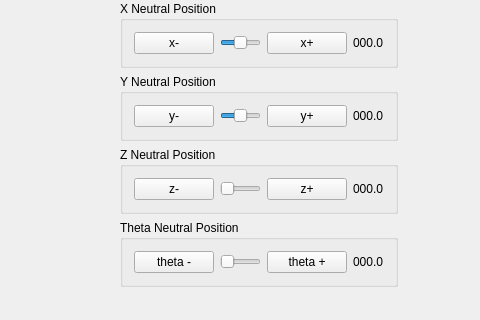
Before: the Qt Designer form QtWidgetsApplication1/qt_4dof.ui in sophiarw/qt_4dof_spherical, drawn with Qt 5; both pictures show x 95 to 575 and y 350 to 670 of the 708 by 670 pixel window.
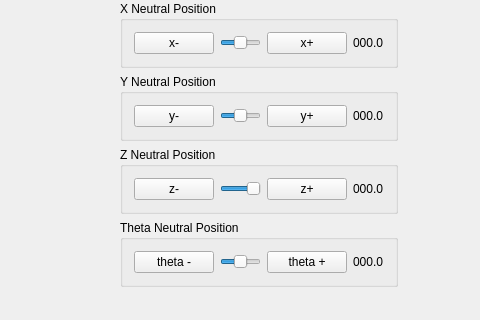
After: the same form once the commit is applied. Icons and pictures are not drawn.

What changed in the file:
```diff
--- a/QtWidgetsApplication1/qt_4dof.ui
+++ b/QtWidgetsApplication1/qt_4dof.ui
@@ -256,10 +256,10 @@
                <number>0</number>
               </property>
               <property name="maximum">
-               <number>100</number>
+               <number>1000</number>
               </property>
               <property name="value">
-               <number>0</number>
+               <number>1000</number>
               </property>
               <property name="orientation">
                <enum>Qt::Horizontal</enum>
@@ -306,7 +306,10 @@
                <number>0</number>
               </property>
               <property name="maximum">
-               <number>100</number>
+               <number>1000</number>
+              </property>
+              <property name="value">
+               <number>500</number>
               </property>
               <property name="orientation">
                <enum>Qt::Horizontal</enum>
```
Left out of the diff: 8 changed lines with no effect on the pictures.
